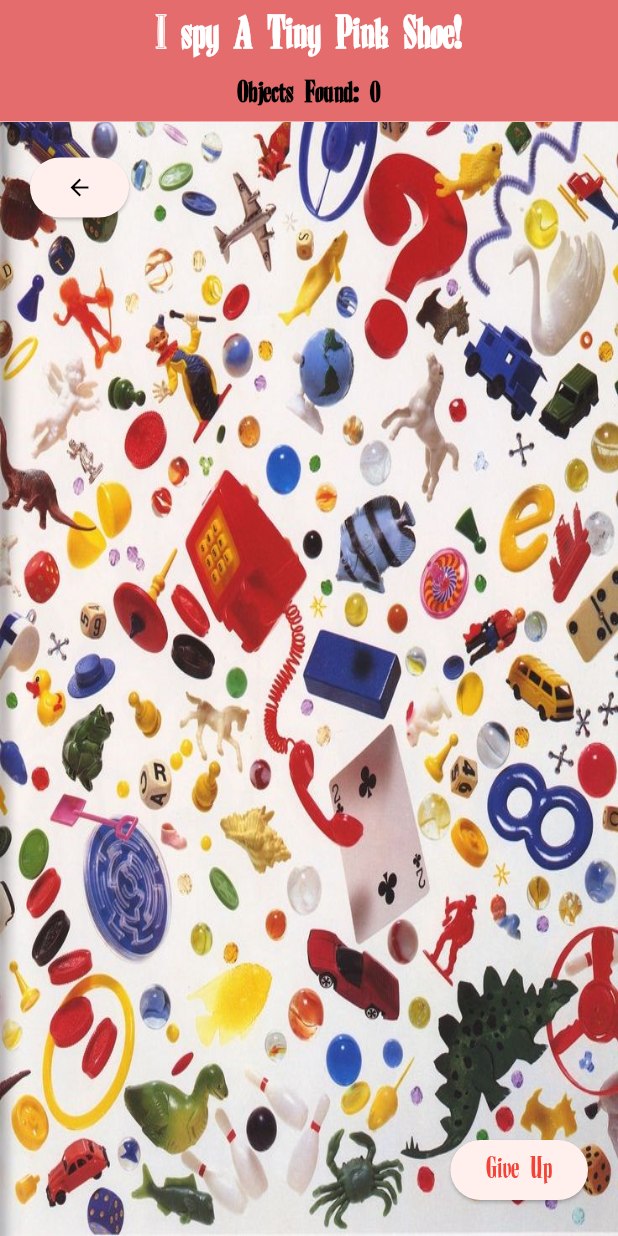
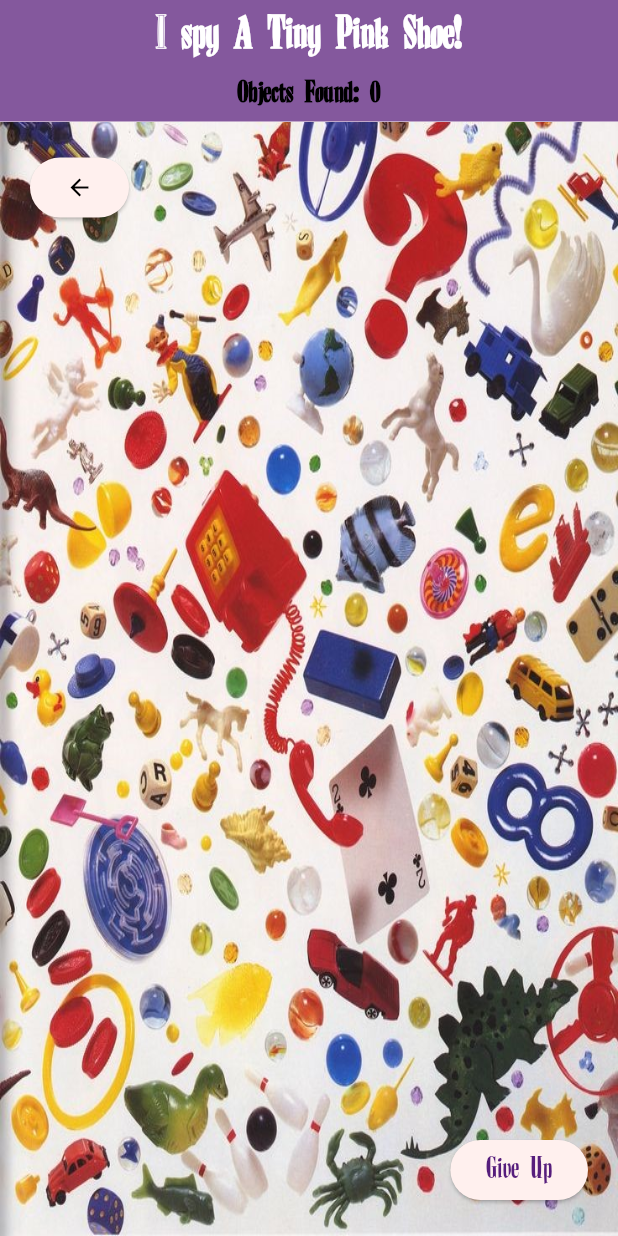
Before and after one commit to jacksonc124/flutter_app_6, a Flutter app: the screen it shows after launch, after a tap on "Start", on a phone screen of 412 x 824 dp. Run offline on Flutter 3.47's test engine with Material 3 defaults, Android fonts, the phone set to English and light mode, and no system bars.

Commit message:
Altered Cover page, changed base colors to purple

```diff
--- a/flutter_app_3/lib/main.dart
+++ b/flutter_app_3/lib/main.dart
@@ -10,7 +10,7 @@ class MyApp extends StatelessWidget {
   @override
   Widget build(BuildContext context) {
     return MaterialApp(
-      title: 'ISpy Game',
+      title: 'Scavenger Hunt of PFT',
       theme: ThemeData(
         colorScheme: ColorScheme.fromSeed(seedColor: Colors.red),
         useMaterial3: true,
@@ -85,7 +85,7 @@ class _StartPageState extends State<StartPage> {
                       'Start',
                       style: TextStyle(
                         fontSize: 30, // Larger font size
-                        color: Color.fromARGB(255, 0, 0, 0), // Red color for the text
+                        color: Color.fromARGB(255, 86, 29, 124), // Red color for the text
                       ),
                     ),
                   ),
@@ -162,7 +162,7 @@ class _ISpyPageState extends State<ISpyPage> {
       body: Column(
         children: [
           Container(
-            color: const Color.fromARGB(255, 228, 108, 108),
+            color: const Color.fromARGB(186, 86, 29, 124),
             width: double.infinity,
             padding: const EdgeInsets.symmetric(vertical: 5),
             child: Column(
@@ -267,7 +267,7 @@ class _ISpyPageState extends State<ISpyPage> {
                         child: Text(
                           'Give Up',
                           style: TextStyle(
-                            color: Colors.red, // Change text color to red
+                            color: const Color.fromARGB(255, 86, 29, 124), // Change text color to red
                             fontSize: 19
                           ),
                         ),
```
Also changed, not shown: flutter_app_3/images/cover.png, flutter_app_3/pubspec.lock.
